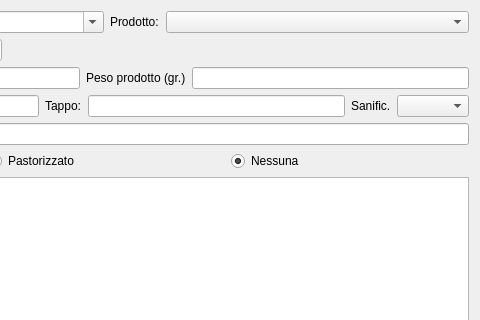
First picture: the form in hwpmanager.ui, repository fblabs/hamlet-mod-sancon, before the edit; both pictures show x 267 to 747 and y 0 to 320 of the 747 by 415 pixel window.
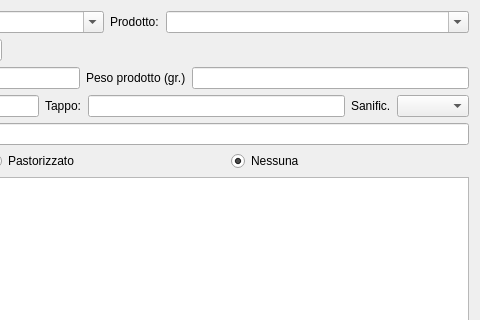
Second picture: the form after the edit. Icons and pictures are not drawn.

```diff
--- a/hwpmanager.ui
+++ b/hwpmanager.ui
@@ -50,7 +50,11 @@
       </widget>
      </item>
      <item row="0" column="3">
-      <widget class="QComboBox" name="cbProdotto"/>
+      <widget class="QComboBox" name="cbProdotto">
+       <property name="editable">
+        <bool>true</bool>
+       </property>
+      </widget>
      </item>
      <item row="0" column="1">
       <widget class="QComboBox" name="cbCliente">
```
